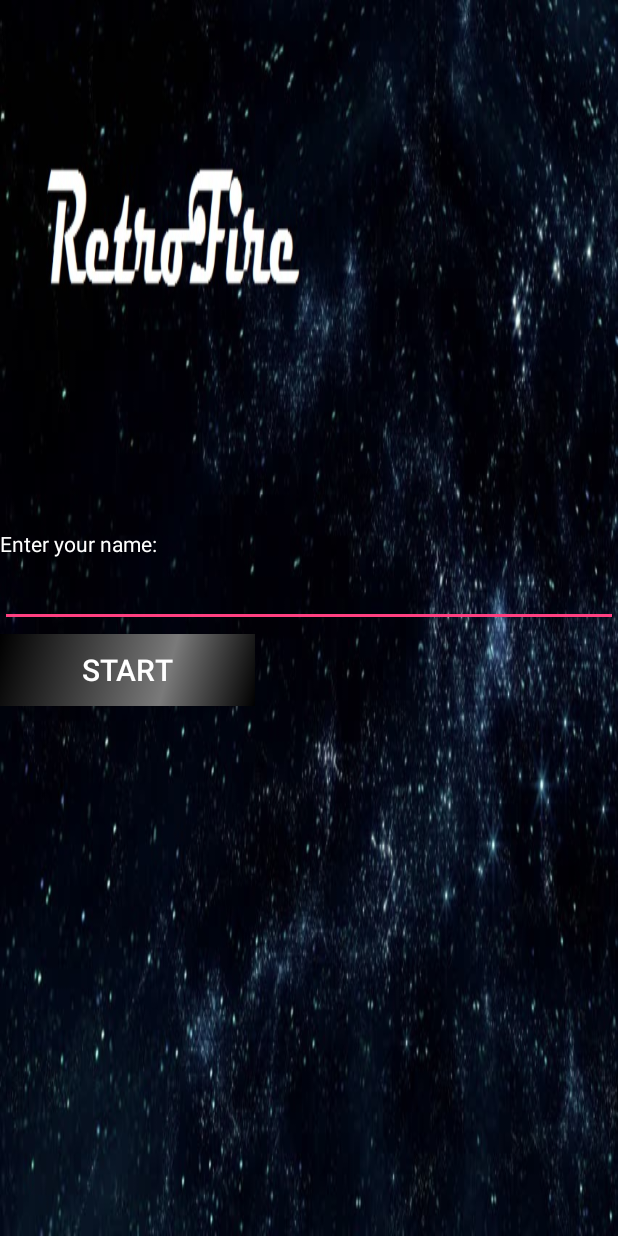
After one commit to kistria/RetroFire, an Android app: the EnterNameActivity screen opened directly, with no data from a screen before it, on a phone screen of 412 x 824 dp. The commit adds this screen. Run offline under Robolectric (Android 15) with nearby library versions, the phone set to English and light mode, and no system bars.

Commit message:
Add activity enter name and display it in game

```diff
--- a/app/src/main/AndroidManifest.xml
+++ b/app/src/main/AndroidManifest.xml
@@ -14,6 +14,8 @@
         </activity>
         <activity android:name=".MenuActivity">
         </activity>
+        <activity android:name=".EnterNameActivity">
+        </activity>
         <activity android:name=".HomeActivity">
             <intent-filter>
                 <action android:name="android.intent.action.MAIN" />
--- /dev/null
+++ b/app/src/main/java/com/example/kevin/retrofire/EnterNameActivity.java
@@ -0,0 +1,28 @@
+package com.example.kevin.retrofire;
+
+import android.app.Activity;
+import android.content.Intent;
+import android.os.Bundle;
+import android.widget.Button;
+import android.widget.EditText;
+
+public class EnterNameActivity extends Activity{
+
+    @Override
+    protected void onCreate(Bundle savedInstanceState) {
+        super.onCreate(savedInstanceState);
+        setContentView(R.layout.activity_enter_name);
+
+        EditText pseudo = findViewById(R.id.player_name);
+        Button start = findViewById(R.id.start);
+
+
+        start.setOnClickListener(view -> newActivity(pseudo.getText().toString()));
+    }
+
+    private void newActivity(String pseudo) {
+        Intent intent = new Intent(this, RetroFire.class);
+        intent.putExtra("pseudo", pseudo);
+        startActivity(intent);
+    }
+}
--- a/app/src/main/java/com/example/kevin/retrofire/MenuActivity.java
+++ b/app/src/main/java/com/example/kevin/retrofire/MenuActivity.java
@@ -22,7 +22,7 @@ public class MenuActivity extends Activity {
     }
 
     private void newActivity(Difficulty difficulty) {
-        Intent intent = new Intent(this, RetroFire.class);
+        Intent intent = new Intent(this, EnterNameActivity.class);
         intent.putExtra("difficulty", difficulty.getValue());
         startActivity(intent);
     }
--- a/app/src/main/java/com/example/kevin/retrofire/RetroFire.java
+++ b/app/src/main/java/com/example/kevin/retrofire/RetroFire.java
@@ -38,6 +38,7 @@ public class RetroFire extends Activity implements View.OnTouchListener, View.On
     private SensorManager sensorManager;
     private Sensor accelerometer;
     private Button card1, card2, card3, card4;
+    private TextView tvPseudo;
     private int secondsLeft = 0;
     private List<Button> listPlayerCard = new ArrayList<>();
 
@@ -50,9 +51,14 @@ public class RetroFire extends Activity implements View.OnTouchListener, View.On
         // On récupere le niveau de difficulté
         Intent intent = getIntent();
         int difficulty = intent.getIntExtra("difficulty", 300);
+        String pseudo = intent.getStringExtra("pseudo");
+
         this.model = new BattleZoneModel(difficulty);
         BattleZoneView view = findViewById(R.id.battleZone);
         view.setModel(this.model);
+
+       // tvPseudo = findViewById(R.id.pseudo);
+        //tvPseudo.setText(pseudo);
 
         hp = findViewById(R.id.hp);
         hp.setMax(100);
--- /dev/null
+++ b/app/src/main/res/layout/activity_enter_name.xml
@@ -0,0 +1,33 @@
+<?xml version="1.0" encoding="utf-8"?>
+<RelativeLayout xmlns:android="http://schemas.android.com/apk/res/android"
+    xmlns:tools="http://schemas.android.com/tools"
+    android:layout_width="match_parent"
+    android:layout_height="match_parent"
+    android:background="@drawable/background"
+    android:orientation="horizontal"
+    android:gravity="center"
+    tools:context="com.example.kevin.retrofire.EnterNameActivity">
+
+    <TextView
+        android:layout_width="match_parent"
+        android:layout_height="wrap_content"
+        android:textColor="#FFFFFF"
+        android:text="@string/player_name"/>
+    <EditText
+        android:id="@+id/player_name"
+        android:layout_marginTop="20dp"
+        android:layout_width="match_parent"
+        android:layout_height="wrap_content"
+        android:textColor="#FFFFFF"
+        />
+    <Button
+        android:id="@+id/start"
+        android:layout_width="wrap_content"
+        android:layout_height="wrap_content"
+        android:text="@string/start"
+        android:textColor="#FFFFFF"
+        android:textSize="20sp"
+        android:layout_marginTop="70dp"
+        android:background="@drawable/button"
+        android:shadowColor="#0F0F0F"/>
+</RelativeLayout>
```
